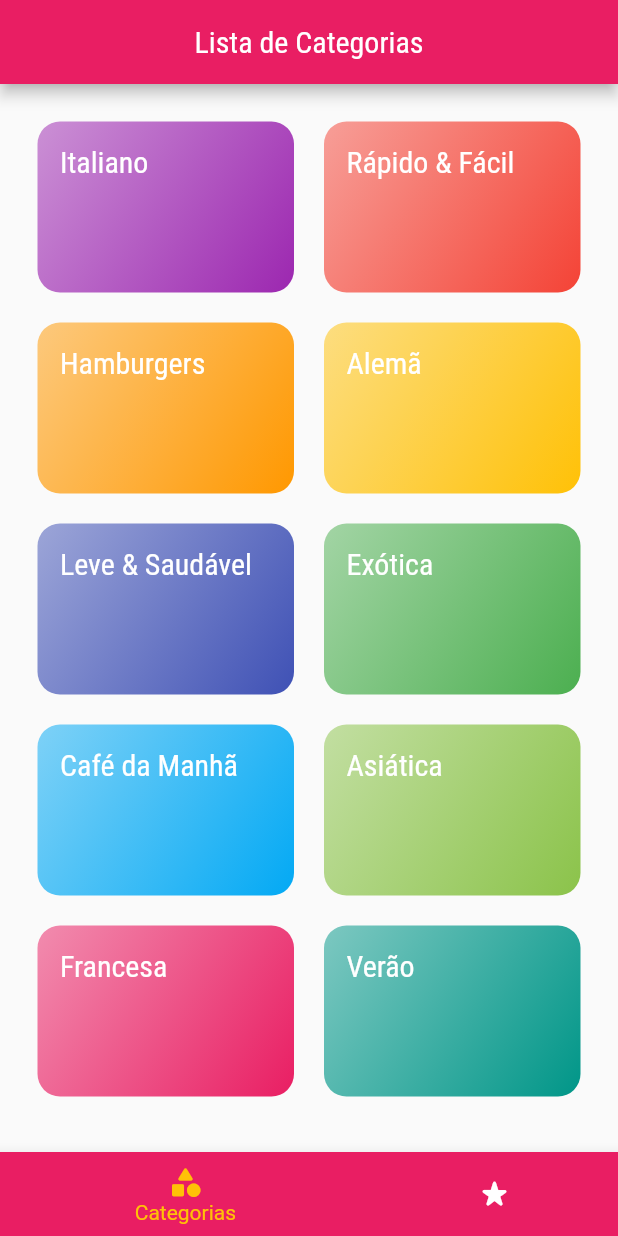
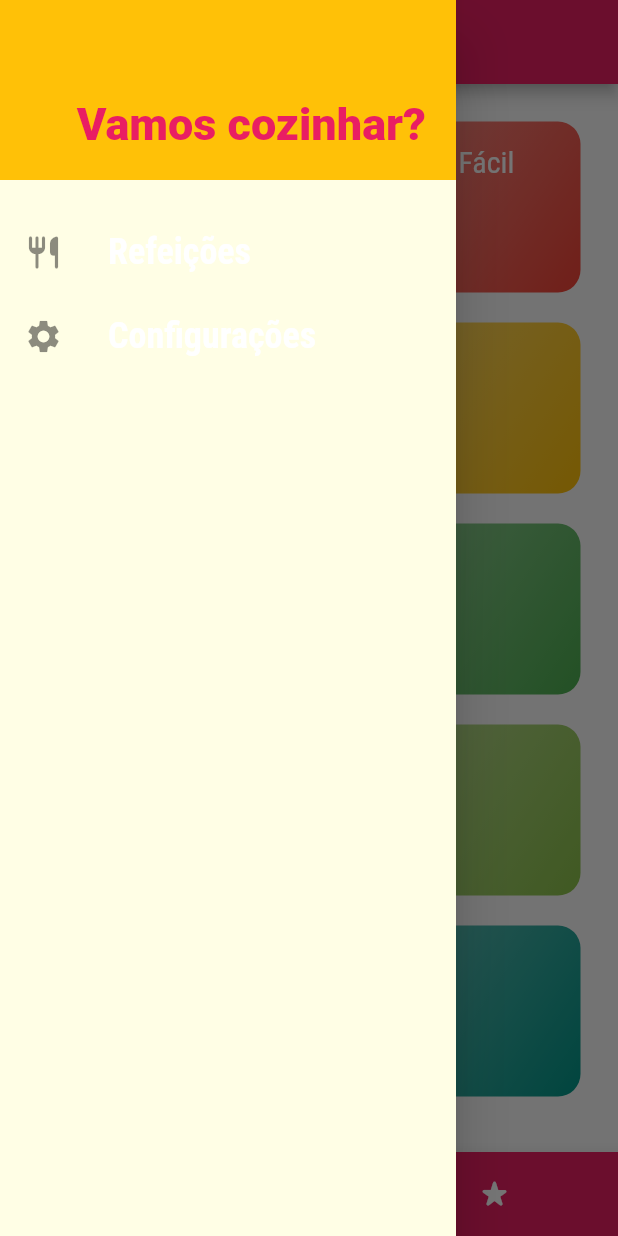
Before and after one commit to Penfore/project_meals, a Flutter app: the screen it shows after launch, with the side drawer open (before the commit the screen has no drawer), on a phone screen of 412 x 824 dp. Run offline on Flutter 3.47's test engine with Material 2 defaults, Android fonts, the phone set to English and light mode, and no system bars.

Commit message:
Drawer and it's routes

```diff
--- /dev/null
+++ b/lib/components/main_drawer.dart
@@ -0,0 +1,60 @@
+import 'package:flutter/material.dart';
+import 'package:project_meals/utils/app_routes.dart';
+
+class MainDrawer extends StatelessWidget {
+  const MainDrawer({Key? key}) : super(key: key);
+
+  Widget _createItem(IconData icon, String label, void Function() onTap) {
+    return ListTile(
+      leading: Icon(
+        icon,
+        size: 26,
+      ),
+      title: Text(
+        label,
+        style: const TextStyle(
+          fontFamily: 'RobotoCondensed',
+          fontSize: 24,
+          fontWeight: FontWeight.bold,
+        ),
+      ),
+      onTap: onTap,
+    );
+  }
+
+  @override
+  Widget build(BuildContext context) {
+    return Drawer(
+      child: Column(
+        children: [
+          Container(
+            height: 120,
+            width: double.infinity,
+            padding: const EdgeInsets.all(20),
+            color: Theme.of(context).colorScheme.secondary,
+            alignment: Alignment.bottomRight,
+            child: Text(
+              'Vamos cozinhar?',
+              style: TextStyle(
+                fontWeight: FontWeight.w900,
+                fontSize: 30,
+                color: Theme.of(context).colorScheme.primary,
+              ),
+            ),
+          ),
+          const SizedBox(height: 20),
+          _createItem(
+            Icons.restaurant_rounded,
+            'Refeições',
+            () => Navigator.of(context).pushNamed(AppRoutes.HOME),
+          ),
+          _createItem(
+            Icons.settings,
+            'Configurações',
+            () => Navigator.of(context).pushNamed(AppRoutes.SETTINGS),
+          ),
+        ],
+      ),
+    );
+  }
+}
--- a/lib/main.dart
+++ b/lib/main.dart
@@ -1,5 +1,6 @@
 import 'package:flutter/material.dart';
 import 'package:project_meals/screens/meal_detail_screen.dart';
+import 'package:project_meals/screens/settings_screen.dart';
 import 'package:project_meals/screens/tabs_screen.dart';
 
 import 'screens/categories_meals_screen.dart';
@@ -33,6 +34,7 @@
         AppRoutes.HOME: (context) => const TabScreen(),
         AppRoutes.CATEGORIES_MEALS: (context) => CategoriesMealsScreen(),
         AppRoutes.MEAL_DETAIL: (context) => const MealDetailScreen(),
+        AppRoutes.SETTINGS: (context) => const SettingsScreen(),
       },
     );
   }
--- /dev/null
+++ b/lib/screens/settings_screen.dart
@@ -0,0 +1,17 @@
+import 'package:flutter/material.dart';
+
+class SettingsScreen extends StatelessWidget {
+  const SettingsScreen({Key? key}) : super(key: key);
+
+  @override
+  Widget build(BuildContext context) {
+    return Scaffold(
+      appBar: AppBar(
+        title: const Text('Configurações'),
+      ),
+      body: const Center(
+        child: Text('Configurações'),
+      ),
+    );
+  }
+}
--- a/lib/screens/tabs_screen.dart
+++ b/lib/screens/tabs_screen.dart
@@ -1,4 +1,5 @@
 import 'package:flutter/material.dart';
+import 'package:project_meals/components/main_drawer.dart';
 import 'package:project_meals/screens/categories_screen.dart';
 import 'package:project_meals/screens/favorite_screen.dart';
 
@@ -33,6 +34,7 @@
         centerTitle: true,
         title: Text(_titles[_selectedScreenIndex]),
       ),
+      drawer: const MainDrawer(),
       body: _screens[_selectedScreenIndex],
       bottomNavigationBar: BottomNavigationBar(
         onTap: _selectScreen,
--- a/lib/utils/app_routes.dart
+++ b/lib/utils/app_routes.dart
@@ -2,4 +2,5 @@
   static const HOME = '/';
   static const CATEGORIES_MEALS = '/categories-meals';
   static const MEAL_DETAIL = '/meal-detail';
+  static const SETTINGS = '/settings';
 }
```
Also changed, not shown: 1 other file.
